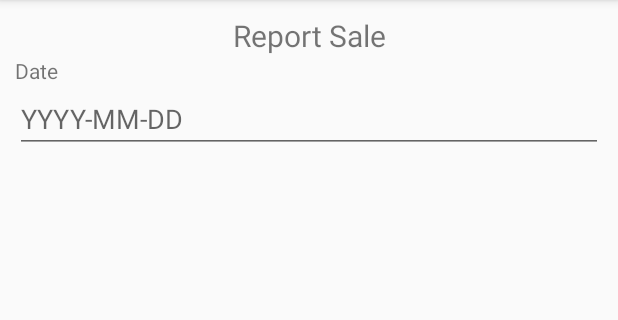
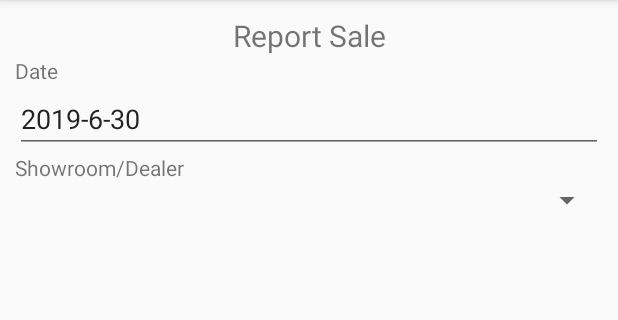
Before and after one commit to randeepaagrarian/RandeepaCloud, an Android app: the fragment ReportSaleFragment placed in its activity, on a phone screen of 412 x 824 dp, the part 84-404 px from its top. Run offline under Robolectric (Android 15) with nearby library versions, the light colour scheme and no system bars; our stand-ins replace Volley; network calls fail.

Commit message:
Date picker implemented for report sale date

```diff
--- a/app/src/main/java/com/randeepa/cloud/ReportSaleFragment.java
+++ b/app/src/main/java/com/randeepa/cloud/ReportSaleFragment.java
@@ -1,5 +1,6 @@
 package com.randeepa.cloud;
 
+import android.app.DatePickerDialog;
 import android.os.Bundle;
 import android.support.annotation.NonNull;
 import android.support.annotation.Nullable;
@@ -7,17 +8,47 @@ import android.support.v4.app.Fragment;
 import android.view.LayoutInflater;
 import android.view.View;
 import android.view.ViewGroup;
+import android.widget.DatePicker;
 import android.widget.EditText;
+import android.widget.Spinner;
 
-public class ReportSaleFragment extends Fragment {
+public class ReportSaleFragment extends Fragment implements View.OnClickListener {
 
-    public EditText date;
+    Utils utils;
+
+    EditText date_ET;
+    Spinner showroom_dealer_SP;
 
     @Nullable
     @Override
     public View onCreateView(@NonNull LayoutInflater inflater, @Nullable ViewGroup container, @Nullable Bundle savedInstanceState) {
         View reportSale = inflater.inflate(R.layout.fragment_report_sale, container, false);
 
+        utils = new Utils();
+
+        date_ET = reportSale.findViewById(R.id.date_ET);
+        showroom_dealer_SP = reportSale.findViewById(R.id.showroom_dealer_SP);
+
+        date_ET.setText(utils.getYear() + "-" + utils.getMonth() + "-" + utils.getDay());
+
+        date_ET.setOnClickListener(this);
+
         return reportSale;
     }
+
+    @Override
+    public void onClick(View v) {
+        switch (v.getId()) {
+            case R.id.date_ET:
+                DatePickerDialog datePickerDialog = new DatePickerDialog(getActivity(), new DatePickerDialog.OnDateSetListener() {
+                    @Override
+                    public void onDateSet(DatePicker view, int year, int month, int dayOfMonth) {
+                        month++;
+                        date_ET.setText(year + "-" + month + "-" + dayOfMonth);
+                    }
+                }, utils.getYear(), utils.getMonth() - 1, utils.getDay());
+                datePickerDialog.show();
+                break;
+        }
+    }
 }
--- a/app/src/main/java/com/randeepa/cloud/Utils.java
+++ b/app/src/main/java/com/randeepa/cloud/Utils.java
@@ -4,7 +4,15 @@ import android.content.Context;
 import android.net.ConnectivityManager;
 import android.net.NetworkInfo;
 
+import java.util.Calendar;
+
 public class Utils {
+
+    Calendar calendar;
+
+    Utils() {
+        calendar = Calendar.getInstance();
+    }
 
     public boolean isInternetAvailable(Context context) {
         ConnectivityManager connectivityManager =
@@ -18,4 +26,20 @@ public class Utils {
 
         return isConnected;
     }
+
+    public int getDay() {
+        return calendar.get(Calendar.DAY_OF_MONTH);
+    }
+
+    public int getMonth() {
+        int month = calendar.get(Calendar.MONTH);
+        month++;
+        return month;
+    }
+
+    public int getYear() {
+        return calendar.get(Calendar.YEAR);
+    }
+
+
 }
--- a/app/src/main/res/layout/fragment_report_sale.xml
+++ b/app/src/main/res/layout/fragment_report_sale.xml
@@ -22,10 +22,20 @@
             android:text="Date" />
 
         <EditText
-            android:id="@+id/date"
+            android:id="@+id/date_ET"
             android:layout_width="match_parent"
             android:layout_height="wrap_content"
-            android:hint="YYYY-MM-DD"/>
+            android:hint="YYYY-MM-DD" />
+
+        <TextView
+            android:layout_width="match_parent"
+            android:layout_height="wrap_content"
+            android:text="Showroom/Dealer" />
+
+        <Spinner
+            android:id="@+id/showroom_dealer_SP"
+            android:layout_width="match_parent"
+            android:layout_height="wrap_content" />
 
     </LinearLayout>
 
```
